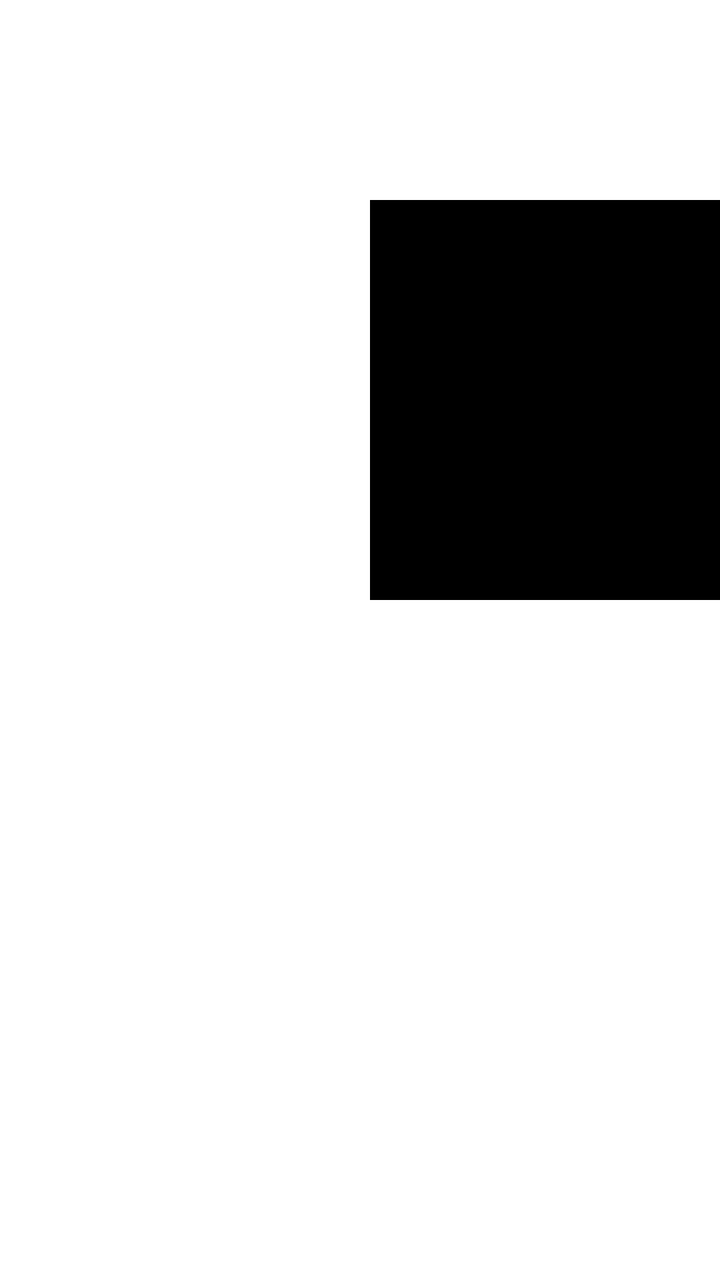
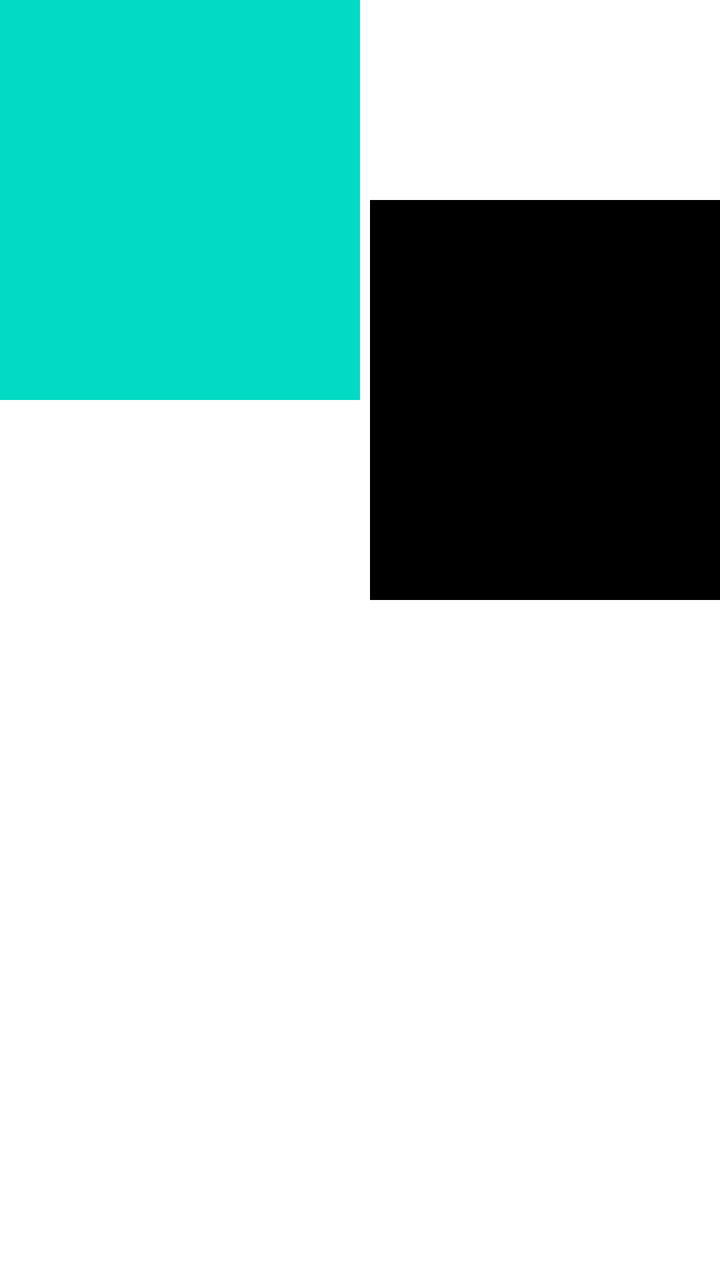

Two renders of the same Android screen: before a commit and after it. Below are the layout's source before the change and the commit's diff.
<!-- AndroidManifest.xml: application theme Theme.LYZMusic -->
<!-- res/layout/main_act.xml -->
<?xml version="1.0" encoding="utf-8"?>
<layout>

    <data>

        <variable
            name="mainVM"
            type="yz.li.music.MainActViewModel" />
    </data>

    <androidx.constraintlayout.widget.ConstraintLayout xmlns:android="http://schemas.android.com/apk/res/android"
        xmlns:app="http://schemas.android.com/apk/res-auto"
        android:id="@+id/main"
        android:layout_width="match_parent"
        android:layout_height="match_parent">

        <ImageView
            android:id="@+id/img1"
            android:layout_width="0dp"
            android:layout_height="200dp"
            android:layout_marginTop="100dp"
            app:layout_constraintStart_toStartOf="parent"
            app:layout_constraintTop_toTopOf="parent"
            app:layout_constraintWidth_percent="0.5" />


        <ImageView
            android:id="@+id/img2"
            android:layout_width="0dp"
            android:layout_height="200dp"
            android:layout_marginStart="5dp"
            android:layout_marginTop="100dp"
            android:background="@color/black"
            app:layout_constraintStart_toEndOf="@id/img1"
            app:layout_constraintTop_toTopOf="parent"
            app:layout_constraintWidth_percent="0.5" />

        <ImageView
            android:id="@+id/img3"
            android:layout_width="0dp"
            android:layout_height="200dp"
            android:layout_marginTop="10dp"
            app:layout_constraintStart_toStartOf="parent"
            app:layout_constraintTop_toBottomOf="@id/img1"
            app:layout_constraintWidth_percent="0.5" />

    </androidx.constraintlayout.widget.ConstraintLayout>
</layout>
<!-- resources referenced by this layout -->
<resources>
  <color name="black">#FF000000</color>
  <style name="Theme.LYZMusic" parent="Theme.MaterialComponents.DayNight.DarkActionBar">
          
          <item name="colorPrimary">@color/purple_500</item>
          <item name="colorPrimaryVariant">@color/purple_700</item>
          <item name="colorOnPrimary">@color/white</item>
          
          <item name="colorSecondary">@color/teal_200</item>
          <item name="colorSecondaryVariant">@color/teal_700</item>
          <item name="colorOnSecondary">@color/black</item>
          
          <item name="android:statusBarColor">?attr/colorPrimaryVariant</item>
          
      </style>
  <color name="purple_500">#FF6200EE</color>
  <color name="purple_700">#FF3700B3</color>
  <color name="white">#FFFFFFFF</color>
  <color name="teal_200">#FF03DAC5</color>
  <color name="teal_700">#FF018786</color>
</resources>

<!-- the commit's change to res/layout/main_act.xml (unified diff, before → after) -->
@@ -11,6 +11,7 @@
     <androidx.constraintlayout.widget.ConstraintLayout xmlns:android="http://schemas.android.com/apk/res/android"
         xmlns:app="http://schemas.android.com/apk/res-auto"
         android:id="@+id/main"
+        android:fitsSystemWindows="true"
         android:layout_width="match_parent"
         android:layout_height="match_parent">
 
@@ -18,7 +19,7 @@
             android:id="@+id/img1"
             android:layout_width="0dp"
             android:layout_height="200dp"
-            android:layout_marginTop="100dp"
+            android:background="@color/teal_200"
             app:layout_constraintStart_toStartOf="parent"
             app:layout_constraintTop_toTopOf="parent"
             app:layout_constraintWidth_percent="0.5" />
<!-- resource entries referenced after the edit -->
@@ -12,6 +12,13 @@
           <item name="colorOnSecondary">@color/black</item>
           
           <item name="android:statusBarColor">?attr/colorPrimaryVariant</item>
+  
+          <item name="windowActionBar">false</item>
+          <item name="windowNoTitle">true</item>
+          <item name="android:soundEffectsEnabled">false</item>
+          <item name="android:windowTranslucentNavigation">false</item>
+          <item name="android:navigationBarColor">@color/white</item>
+          <item name="android:windowBackground">@color/white</item>
           
       </style>
   <color name="purple_500">#FF6200EE</color>
